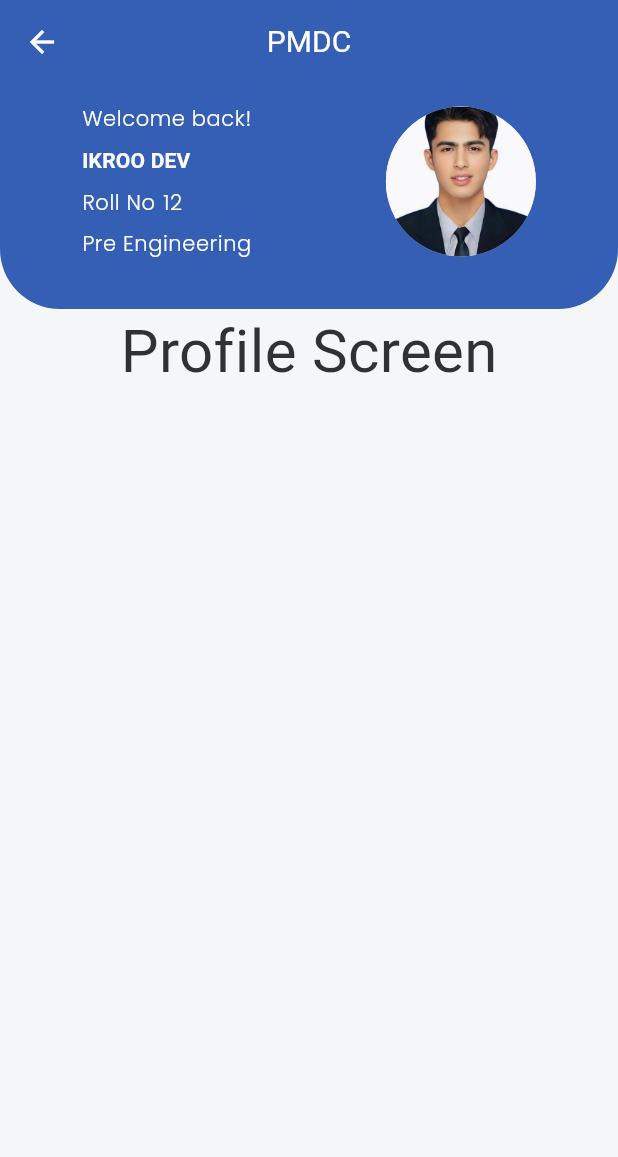
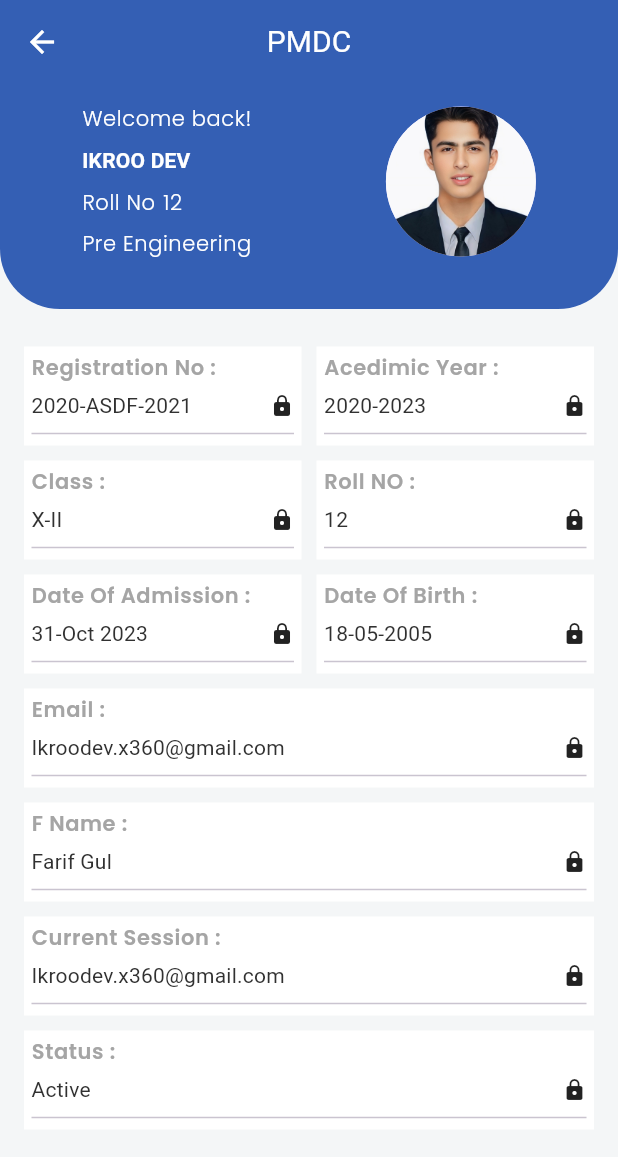
Before and after one commit to ikram-debug/School-Management-System, a Flutter app: the ProfileScreenView screen opened by its route, on a phone screen of 412 x 824 dp. Shown: the top 1157 px of the screen. Run offline on Flutter 3.47's test engine with Material 3 defaults, Android fonts, the light colour scheme and no system bars; our stand-ins replace flutter_svg, google_fonts, sizer; Roboto replaces fonts that are missing (Chewy).

Commit message:
fourth commit

```diff
--- a/lib/View/Profile_Screen/Profile_Screen_View.dart
+++ b/lib/View/Profile_Screen/Profile_Screen_View.dart
@@ -1,5 +1,6 @@
 import 'package:flutter/material.dart';
 import 'package:pmdc1/View/Home_Screen/Widgets/Student_Data.dart';
+import 'package:pmdc1/View/Profile_Screen/Widget/Custom_Container.dart';
 import 'package:pmdc1/constant.dart';
 
 class ProfileScreenView extends StatefulWidget {
@@ -32,11 +33,110 @@ class _ProfileScreenViewState extends State<ProfileScreenView> {
                 StudentPic: 'assets/Profile.jpeg',
                 onpress: () {}
             ),
-            Text(
-              'Profile Screen',
-              style: TextStyle(
-                fontSize: 40,
-                color: kTextBlackColor,
+            Expanded (
+              child: Padding(
+                  padding:EdgeInsets.only(top: 25,left: 16,right: 16,bottom: 16),
+                child: SingleChildScrollView (
+                  child: Column(
+                    crossAxisAlignment: CrossAxisAlignment.start,
+                    children: [
+                      Row(
+                        mainAxisAlignment: MainAxisAlignment.spaceAround,
+                        children: [
+                          Expanded (
+                            child: CustomContainer(
+                                title: 'Registration No :',
+                                title1: '2020-ASDF-2021',
+                            ),
+                          ),
+                          SizedBox(
+                            width: 10,
+                          ),
+                          Expanded (
+                            child: CustomContainer(
+                              title: 'Acedimic Year :',
+                              title1: '2020-2023',
+                            ),
+                          ),
+                        ],
+                      ),
+                      SizedBox(
+                        height: 10,
+                      ),
+                      Row(
+                        mainAxisAlignment: MainAxisAlignment.spaceAround,
+                        children: [
+                          Expanded (
+                            child: CustomContainer(
+                              title: 'Class :',
+                              title1: 'X-II',
+                            ),
+                          ),
+                          SizedBox(
+                            width: 10,
+                          ),
+                          Expanded (
+                            child: CustomContainer(
+                              title: 'Roll NO :',
+                              title1: '12',
+                            ),
+                          ),
+                        ],
+                      ),
+                      SizedBox(
+                        height: 10,
+                      ),
+                      Row(
+                        mainAxisAlignment: MainAxisAlignment.spaceAround,
+                        children: [
+                          Expanded (
+                            child: CustomContainer(
+                              title: 'Date Of Admission :',
+                              title1: '31-Oct 2023',
+                            ),
+                          ),
+                          SizedBox(
+                            width: 10,
+                          ),
+                          Expanded (
+                            child: CustomContainer(
+                              title: 'Date Of Birth :',
+                              title1: '18-05-2005',
+                            ),
+                          ),
+                        ],
+                      ),
+                      SizedBox(
+                        height: 10,
+                      ),
+                      CustomContainer(
+                          title: 'Email :',
+                          title1: 'Ikroodev.x360@gmail.com',
+                      ),
+                      SizedBox(
+                        height: 10,
+                      ),
+                      CustomContainer(
+                        title: 'F Name :',
+                        title1: 'Farif Gul',
+                      ),
+                      SizedBox(
+                        height: 10,
+                      ),
+                      CustomContainer(
+                        title: 'Current Session :',
+                        title1: 'Ikroodev.x360@gmail.com',
+                      ),
+                      SizedBox(
+                        height: 10,
+                      ),
+                      CustomContainer(
+                        title: 'Status :',
+                        title1: 'Active',
+                      ),
+                    ],
+                  ),
+                ),
               ),
             ),
           ],
--- /dev/null
+++ b/lib/View/Profile_Screen/Widget/Custom_Container.dart
@@ -0,0 +1,59 @@
+import 'package:flutter/material.dart';
+import 'package:pmdc1/constant.dart';
+
+class CustomContainer extends StatelessWidget {
+  final String title;
+  final String title1;
+  const CustomContainer({super.key,
+  required this.title,
+    required this.title1
+  });
+
+  @override
+  Widget build(BuildContext context) {
+    return Container(
+        width: double.infinity,
+        color: kTextWhiteColor,
+        padding: EdgeInsets.only(left: kDefaultPadding/4, right: kDefaultPadding/4,top: kDefaultPadding/4),
+        child: Column(
+          crossAxisAlignment: CrossAxisAlignment.start,
+          children: [
+            Text(
+              title,
+              style: Theme.of(context).textTheme.bodySmall!.copyWith(
+                  color: kTextLightColor,
+                  fontWeight: FontWeight.w600,
+                  fontSize: 14
+              ),
+            ),
+            SizedBox(
+              height: 5,
+            ),
+            Row(
+              mainAxisAlignment: MainAxisAlignment.spaceBetween,
+              children: [
+                Text(
+                  title1,
+                  style: Theme.of(context).textTheme.titleMedium!.copyWith(
+                      color: kTextBlackColor,
+                      fontWeight: FontWeight.w400,
+                      fontSize: 14
+                  ),
+                ),
+                Icon(
+                  Icons.lock,
+                  size: 16,
+                ),
+              ],
+            ),
+            SizedBox(
+              width: MediaQuery.of(context).size.width/1,
+              child:Divider(
+                thickness: 1.0,
+              ),
+            )
+          ],
+        )
+    );
+  }
+}
```
